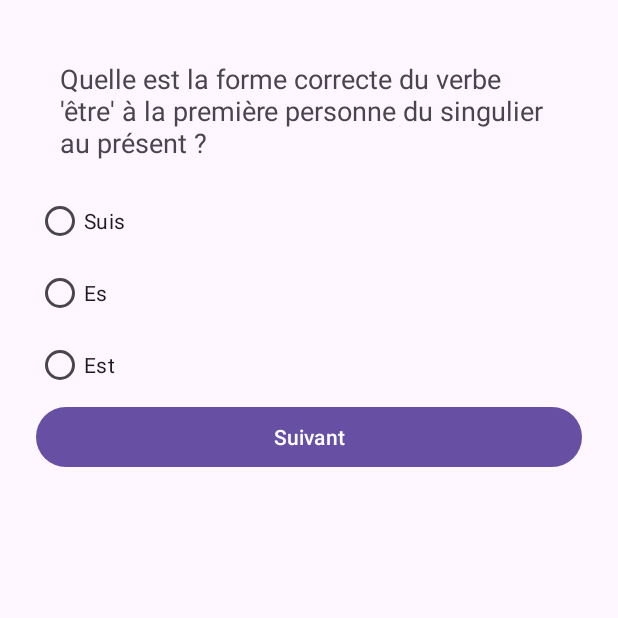
After one commit to paaulrbn/Ecole-des-Loustics, an Android app built with Jetpack Compose: the CultureGeneraleActivity screen opened directly, with no data from a screen before it, on a phone screen of 412 x 824 dp, the top half of it. The commit adds this screen. Run offline under Robolectric (Android 15) with nearby library versions, the phone set to English and light mode, and no system bars; our stand-ins replace Room's generated code.

Commit message:
Add culture générale activity with question handling and UI components

```diff
--- a/app/src/main/AndroidManifest.xml
+++ b/app/src/main/AndroidManifest.xml
@@ -12,6 +12,9 @@
         android:supportsRtl="true"
         android:theme="@style/Theme.EcoleDesLoustics"
         tools:targetApi="31">
+        <activity
+            android:name=".CultureGeneraleActivity"
+            android:exported="false" />
         <activity
             android:name=".AdditionMenuActivity"
             android:exported="false" />
--- /dev/null
+++ b/app/src/main/java/fr/iut/ecoledesloustics/CultureGeneraleActivity.java
@@ -0,0 +1,122 @@
+package fr.iut.ecoledesloustics;
+
+import android.os.AsyncTask;
+import android.os.Bundle;
+import android.util.Log;
+import android.view.View;
+import android.widget.Button;
+import android.widget.RadioButton;
+import android.widget.RadioGroup;
+import android.widget.TextView;
+
+import androidx.appcompat.app.AlertDialog;
+import androidx.appcompat.app.AppCompatActivity;
+import androidx.room.Room;
+
+import java.util.List;
+
+import fr.iut.ecoledesloustics.db.AppDatabase;
+import fr.iut.ecoledesloustics.db.Question;
+
+public class CultureGeneraleActivity extends AppCompatActivity {
+
+    private AppDatabase db;
+    private List<Question> questions;
+    private int currentQuestionIndex = 0;
+    private int correctAnswers = 0;
+
+    private TextView questionTextView;
+    private RadioGroup radioGroup;
+    private RadioButton reponse1, reponse2, reponse3;
+    private Button suivantButton;
+
+    @Override
+    protected void onCreate(Bundle savedInstanceState) {
+        super.onCreate(savedInstanceState);
+        setContentView(R.layout.activity_culture_generale);
+
+        db = Room.databaseBuilder(getApplicationContext(), AppDatabase.class, "ecoledesloustics").build();
+
+        questionTextView = findViewById(R.id.questionTextView);
+        radioGroup = findViewById(R.id.radioGroup);
+        reponse1 = findViewById(R.id.reponse1);
+        reponse2 = findViewById(R.id.reponse2);
+        reponse3 = findViewById(R.id.reponse3);
+        suivantButton = findViewById(R.id.suivantButton);
+
+        suivantButton.setOnClickListener(new View.OnClickListener() {
+            @Override
+            public void onClick(View v) {
+                checkAnswer();
+                currentQuestionIndex++;
+                if (currentQuestionIndex < questions.size()) {
+                    displayQuestion(questions.get(currentQuestionIndex));
+                } else {
+                    showResult();
+                }
+            }
+        });
+
+        new GetQuestionsTask().execute();
+        new InsertDefaultQuestionsTask().execute();
+    }
+
+    private void displayQuestion(Question question) {
+        Log.d("CultureGeneraleActivity", "Displaying question: " + question.getTexteQuestion());
+        questionTextView.setText(question.getTexteQuestion());
+        reponse1.setText(question.reponse1);
+        reponse2.setText(question.reponse2);
+        reponse3.setText(question.reponse3);
+        radioGroup.clearCheck();
+    }
+
+    private void checkAnswer() {
+        int selectedId = radioGroup.getCheckedRadioButtonId();
+        if (selectedId != -1) {
+            RadioButton selectedRadioButton = findViewById(selectedId);
+            int selectedIndex = radioGroup.indexOfChild(selectedRadioButton);
+            if (selectedIndex == questions.get(currentQuestionIndex).bonneReponseIndex) {
+                correctAnswers++;
+            }
+        }
+    }
+
+    private void showResult() {
+        new AlertDialog.Builder(this)
+                .setTitle("Résultat")
+                .setMessage("Vous avez " + correctAnswers + " bonnes réponses sur " + questions.size())
+                .setPositiveButton("OK", null)
+                .show();
+    }
+
+    private class GetQuestionsTask extends AsyncTask<Void, Void, List<Question>> {
+        @Override
+        protected List<Question> doInBackground(Void... voids) {
+            return db.questionDao().get10QuestionsAleatoires();
+        }
+
+        @Override
+        protected void onPostExecute(List<Question> result) {
+            questions = result;
+            if (!questions.isEmpty()) {
+                displayQuestion(questions.get(0));
+            } else {
+                Log.d("CultureGeneraleActivity", "No questions found in the database.");
+            }
+        }
+    }
+
+    private class InsertDefaultQuestionsTask extends AsyncTask<Void, Void, Void> {
+        @Override
+        protected Void doInBackground(Void... voids) {
+            if (db.questionDao().get10QuestionsAleatoires().isEmpty()) {
+                db.questionDao().inserer(
+                    new Question("Quelle est la capitale de la France?", "Paris", "Londres", "Berlin", 0),
+                    new Question("Combien de continents y a-t-il sur Terre?", "5", "6", "7", 2),
+                    new Question("Quelle est la plus grande planète du système solaire?", "Terre", "Jupiter", "Mars", 1)
+                );
+            }
+            return null;
+        }
+    }
+}
--- a/app/src/main/java/fr/iut/ecoledesloustics/MainActivity.java
+++ b/app/src/main/java/fr/iut/ecoledesloustics/MainActivity.java
@@ -126,7 +126,7 @@ public class MainActivity extends AppCompatActivity {
             protected void onPostExecute(List<User> tasks) {
                 super.onPostExecute(tasks);
 
-                // Mettre à jour l'adapter avec la liste de tâches
+                // Mettre à jour l'adapter avec la liste des utilisateurs
                 adapter.clear();
                 adapter.addAll(tasks);
                 adapter.notifyDataSetChanged();
--- a/app/src/main/java/fr/iut/ecoledesloustics/db/AppDatabase.java
+++ b/app/src/main/java/fr/iut/ecoledesloustics/db/AppDatabase.java
@@ -3,9 +3,9 @@ package fr.iut.ecoledesloustics.db;
 import androidx.room.Database;
 import androidx.room.RoomDatabase;
 
-@Database(entities = {User.class}, version = 1, exportSchema = false)
+@Database(entities = {User.class, Question.class}, version = 2, exportSchema = false)
 public abstract class AppDatabase extends RoomDatabase {
 
     public abstract UserDAO userDao();
-
+    public abstract QuestionDao questionDao();
 }
--- /dev/null
+++ b/app/src/main/java/fr/iut/ecoledesloustics/db/Question.java
@@ -0,0 +1,29 @@
+package fr.iut.ecoledesloustics.db;
+
+import androidx.room.Entity;
+import androidx.room.PrimaryKey;
+
+@Entity(tableName = "question")
+public class Question {
+
+    @PrimaryKey(autoGenerate = true)
+    public int id;
+
+    public String texteQuestion;
+    public String reponse1;
+    public String reponse2;
+    public String reponse3;
+    public int bonneReponseIndex; // 0, 1 ou 2
+
+    public Question(String texteQuestion, String reponse1, String reponse2, String reponse3, int bonneReponseIndex) {
+        this.texteQuestion = texteQuestion;
+        this.reponse1 = reponse1;
+        this.reponse2 = reponse2;
+        this.reponse3 = reponse3;
+        this.bonneReponseIndex = bonneReponseIndex;
+    }
+
+    public String getTexteQuestion() {
+        return texteQuestion;
+    }
+}
--- /dev/null
+++ b/app/src/main/java/fr/iut/ecoledesloustics/db/QuestionDao.java
@@ -0,0 +1,19 @@
+package fr.iut.ecoledesloustics.db;
+
+import androidx.room.Dao;
+import androidx.room.Insert;
+import androidx.room.Query;
+
+import java.util.List;
+
+@Dao
+public interface QuestionDao {
+    @Query("SELECT * FROM Question ORDER BY RANDOM() LIMIT 10")
+    List<Question> get10QuestionsAleatoires();
+
+    @Query("SELECT COUNT(*) FROM Question")
+    int countQuestions();
+
+    @Insert
+    void inserer(Question... questions);
+}
--- /dev/null
+++ b/app/src/main/res/layout/activity_culture_generale.xml
@@ -0,0 +1,51 @@
+<?xml version="1.0" encoding="utf-8"?>
+<ScrollView xmlns:android="http://schemas.android.com/apk/res/android"
+    android:layout_width="match_parent"
+    android:layout_height="match_parent"
+    android:padding="24dp">
+
+    <LinearLayout
+        android:orientation="vertical"
+        android:layout_width="match_parent"
+        android:layout_height="wrap_content"
+        android:gravity="center_horizontal">
+
+        <TextView
+            android:id="@+id/questionTextView"
+            android:layout_width="match_parent"
+            android:layout_height="wrap_content"
+            android:text="Question"
+            android:textSize="18sp"
+            android:padding="16dp"/>
+
+        <RadioGroup
+            android:id="@+id/radioGroup"
+            android:layout_width="match_parent"
+            android:layout_height="wrap_content">
+
+            <RadioButton
+                android:id="@+id/reponse1"
+                android:layout_width="match_parent"
+                android:layout_height="wrap_content"
+                android:text="Réponse 1" />
+
+            <RadioButton
+                android:id="@+id/reponse2"
+                android:layout_width="match_parent"
+                android:layout_height="wrap_content"
+                android:text="Réponse 2" />
+
+            <RadioButton
+                android:id="@+id/reponse3"
+                android:layout_width="match_parent"
+                android:layout_height="wrap_content"
+                android:text="Réponse 3" />
+        </RadioGroup>
+
+        <Button
+            android:id="@+id/suivantButton"
+            android:layout_width="match_parent"
+            android:layout_height="wrap_content"
+            android:text="Suivant" />
+    </LinearLayout>
+</ScrollView>
--- a/app/src/main/res/layout/activity_main_menu.xml
+++ b/app/src/main/res/layout/activity_main_menu.xml
@@ -121,7 +121,7 @@
                     app:cardCornerRadius="20dp">
 
                     <ImageButton
-                        android:id="@+id/imageButton4"
+                        android:id="@+id/imageButtonCultureGenerale"
                         android:layout_width="match_parent"
                         android:layout_height="match_parent"
                         android:background="?attr/selectableItemBackground"
```
Also changed, not shown: app/src/main/java/fr/iut/ecoledesloustics/MainMenuActivity.java (+12 -1 lines), app/src/main/java/fr/iut/ecoledesloustics/db/DatabaseClient.java (+13 -1 lines).
